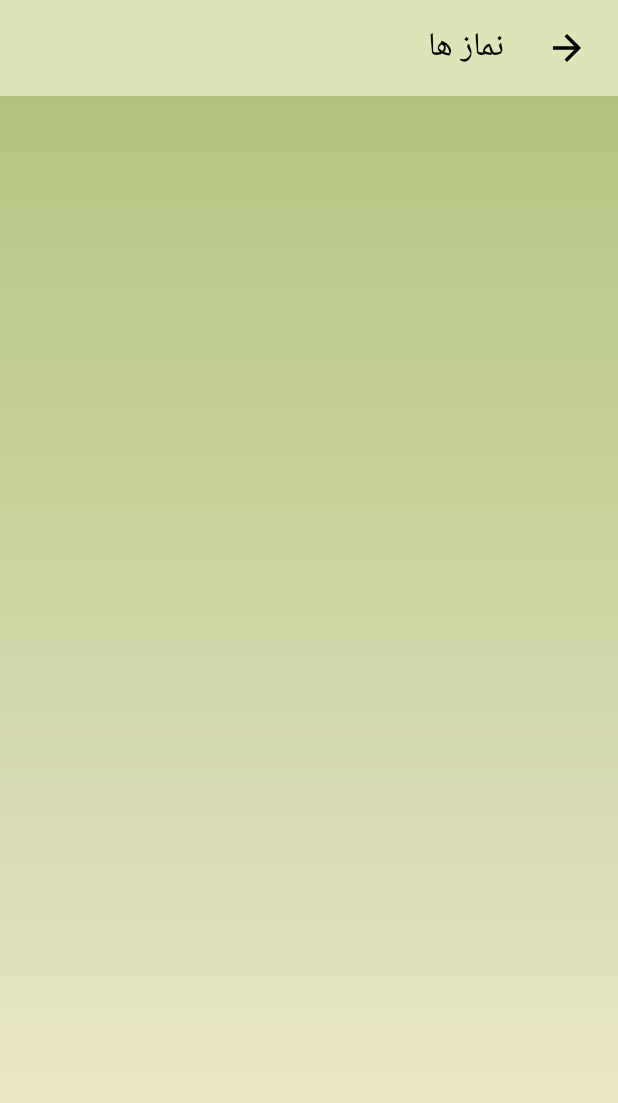
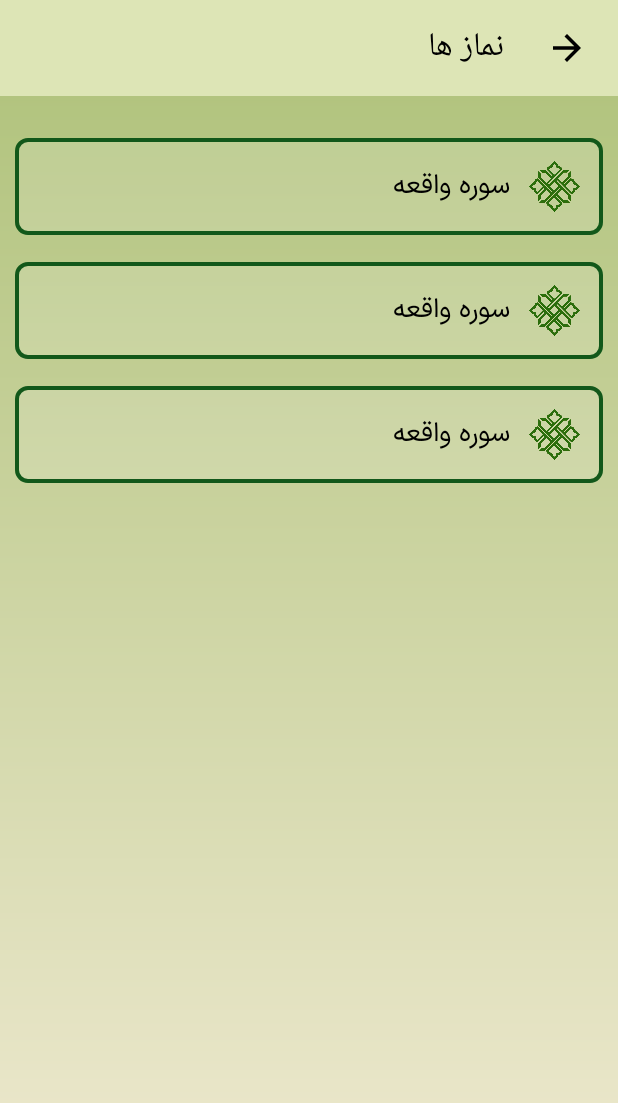
Before and after one commit to AliHabibiAndroidProgramPilot/holy_prays, an Android app: the layout activity_category_pray.xml on its own in the app's theme, with its tools: preview values and no code run, on a phone screen of 412 x 824 dp. Shown: the top 1103 px of the screen. Run offline under Robolectric (Android 15) with nearby library versions, the phone set to English and light mode, and no system bars.

Commit message:
Design Recycler Items

```diff
--- /dev/null
+++ b/app/src/main/res/drawable/pray_list_items_bg.xml
@@ -0,0 +1,8 @@
+<?xml version="1.0" encoding="utf-8"?>
+<shape xmlns:android="http://schemas.android.com/apk/res/android">
+
+    <corners android:radius="7dp" />
+    <solid android:color="@color/low_white" />
+    <stroke android:color="@color/dark_green" android:width="2.5dp" />
+
+</shape>
--- a/app/src/main/res/layout/activity_category_pray.xml
+++ b/app/src/main/res/layout/activity_category_pray.xml
@@ -39,4 +39,12 @@
 
     </Toolbar>
 
+    <androidx.recyclerview.widget.RecyclerView
+        android:id="@+id/pray_list_recycler"
+        android:layout_width="match_parent"
+        android:layout_height="match_parent"
+        android:layout_margin="10dp"
+        android:layoutDirection="rtl"
+        tools:listitem="@layout/pray_list_recycler_item" />
+
 </LinearLayout>
--- a/app/src/main/res/layout/activity_main.xml
+++ b/app/src/main/res/layout/activity_main.xml
@@ -21,7 +21,7 @@
         android:layout_width="38dp"
         android:layout_height="38dp"
         android:layout_marginStart="24dp"
-        android:contentDescription="@string/setting_icon"
+        android:contentDescription="@string/recycler_item_logo"
         android:scaleType="fitCenter"
         android:src="@drawable/ic_green"
         app:layout_constraintBottom_toBottomOf="@+id/top_action_bar"
--- /dev/null
+++ b/app/src/main/res/layout/pray_list_recycler_item.xml
@@ -0,0 +1,51 @@
+<?xml version="1.0" encoding="utf-8"?>
+<LinearLayout xmlns:android="http://schemas.android.com/apk/res/android"
+    xmlns:tools="http://schemas.android.com/tools"
+    android:layout_width="match_parent"
+    android:layout_height="wrap_content"
+    android:layout_marginTop="18dp"
+    android:background="@drawable/pray_list_items_bg"
+    android:gravity="center_horizontal|start"
+    android:layoutDirection="rtl"
+    android:orientation="horizontal"
+    android:padding="8dp">
+
+    <ImageView
+        android:id="@+id/imageView2"
+        android:layout_width="38dp"
+        android:layout_height="38dp"
+        android:layout_margin="5dp"
+        android:contentDescription="@string/recycler_item_logo"
+        android:scaleType="fitCenter"
+        android:src="@drawable/ic_green" />
+
+    <TextView
+        android:id="@+id/txt_pray_title"
+        android:layout_width="200dp"
+        android:layout_height="wrap_content"
+        android:layout_gravity="center|start"
+        android:layout_margin="5dp"
+        android:ellipsize="end"
+        android:fontFamily="@font/iran_sans_regular"
+        android:textAlignment="viewStart"
+        android:textColor="@color/black"
+        android:textSize="18sp"
+        tools:text="سوره واقعه" />
+
+    <TextView
+        android:id="@+id/txt_pray_detail"
+        android:layout_width="125dp"
+        android:layout_height="wrap_content"
+        android:layout_gravity="center|start"
+        android:layout_margin="5dp"
+        android:ellipsize="middle"
+        android:fontFamily="@font/iran_sans_regular"
+        android:gravity="center"
+        android:textAlignment="center"
+        android:textColor="@android:color/secondary_text_light"
+        android:textSize="14sp"
+        android:textStyle="italic"
+        android:visibility="invisible"
+        tools:text="آیه 12 الی 78" />
+
+</LinearLayout>
--- a/app/src/main/res/values/strings.xml
+++ b/app/src/main/res/values/strings.xml
@@ -1,6 +1,5 @@
 <resources>
     <string name="app_name">Holy Prays</string>
-    <string name="setting_icon">setting icon</string>
     <string name="top_app_message">دعا و منتخب قرآن</string>
     <string name="main_name">وقف مرحوم حسن احسانی</string>
     <string name="day_monday">ذکر روز دوشنبه</string>
@@ -26,4 +25,5 @@
     <string name="zirat">زیارات</string>
     <string name="week_zirat">زیارات هفته</string>
     <string name="back_navigation_icon">back navigation icon</string>
+    <string name="recycler_item_logo">recycler item logo</string>
 </resources>
```
